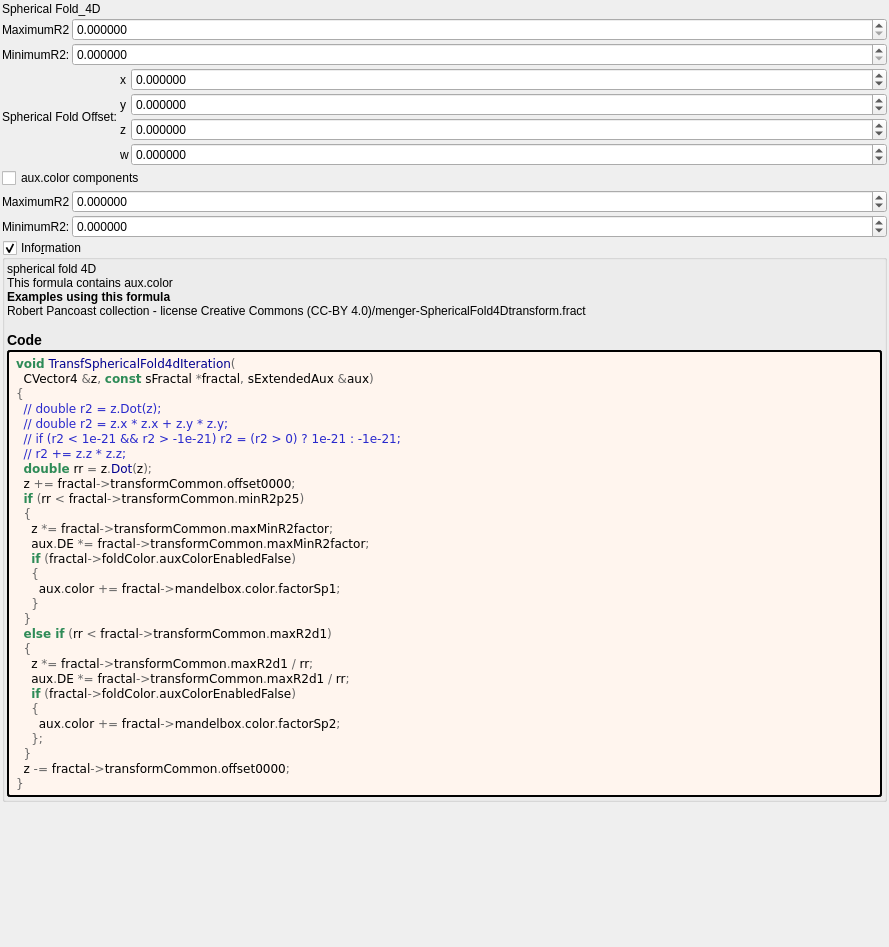
First picture: the form in mandelbulber2/formula/ui/transf_spherical_fold4d.ui, repository irinox-ctrl/mandelbulber2, before the edit.
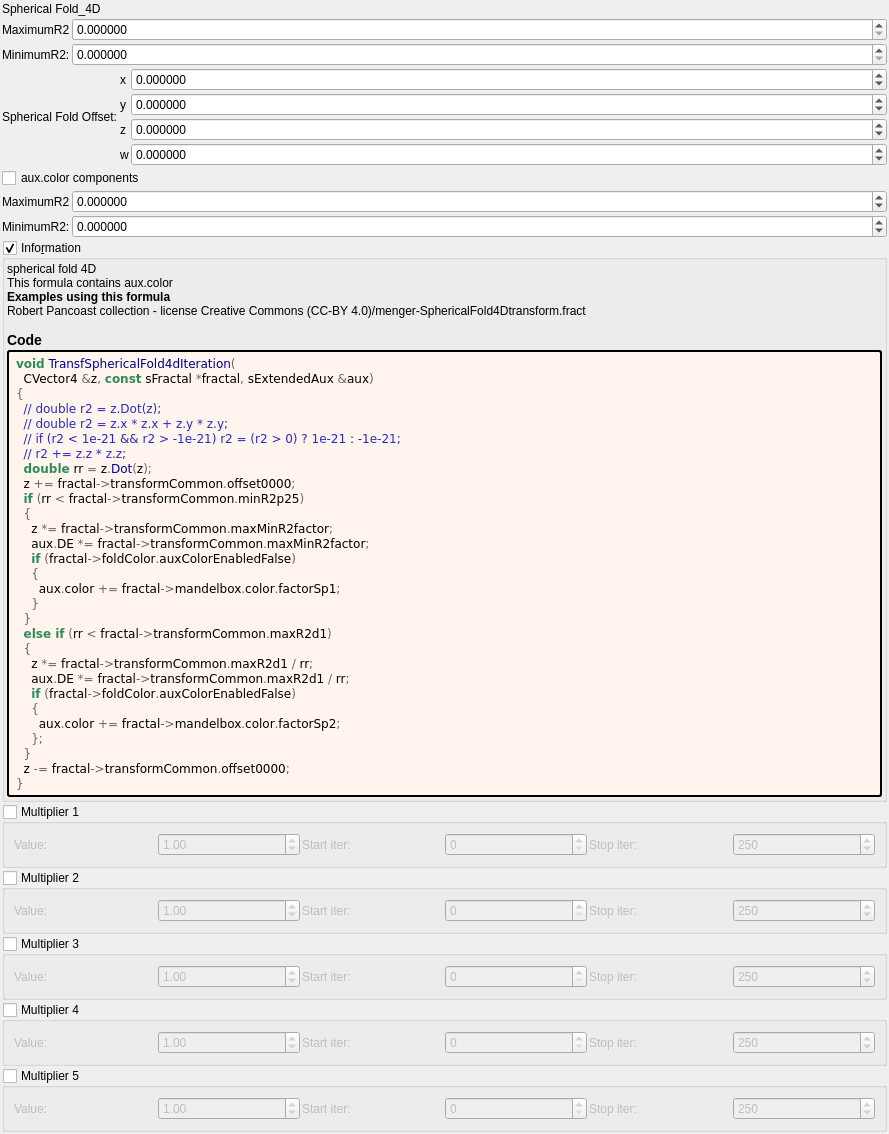
Second picture: the form after the edit. Custom widgets are drawn as their Qt base class.

Commit message:
feat: add 5 general-purpose multipliers to all 1007 fractal formulas
Each multiplier has:
- Checkbox (OFF by default)
- Value spinbox (default 1.0, range -100 to 100)
- Iteration start/stop range

Logic: z *= value; DE *= |value|;

Uses existing transformCommon parameters:
- Checkboxes: functionEnabledBx/By/Bz/Bw/CzFalse
- Values: scale4/5/6/8/16
- Ranges: startIterationsB-F/stopIterationsB-F

Modified 1007 .cpp (CPU), 1006 .cl (GPU), 1023 .ui files.
Both source (formula/) and deploy (deploy/share/) copies updated.

What changed in the file:
```diff
--- a/mandelbulber2/formula/ui/transf_spherical_fold4d.ui
+++ b/mandelbulber2/formula/ui/transf_spherical_fold4d.ui
@@ -449,6 +449,192 @@
      </layout>
     </widget>
    </item>
+   <item>
+    <widget class="MyGroupBox" name="groupCheck_transf_function_enabledBx_false">
+     <property name="title"><string>Multiplier 1</string></property>
+     <property name="checkable"><bool>true</bool></property>
+     <property name="checked"><bool>false</bool></property>
+     <layout class="QGridLayout" name="gridLayout_mult1">
+      <property name="spacing"><number>2</number></property>
+      <item row="0" column="0">
+       <widget class="QLabel"><property name="text"><string>Value:</string></property></widget>
+      </item>
+      <item row="0" column="1">
+       <widget class="MyDoubleSpinBox" name="spinbox_transf_scale_4">
+        <property name="minimum"><double>-100.0</double></property><property name="maximum"><double>100.0</double></property>
+        <property name="singleStep"><double>0.01</double></property><property name="value"><double>1.0</double></property>
+       </widget>
+      </item>
+      <item row="0" column="2">
+       <widget class="QLabel"><property name="text"><string>Start iter:</string></property></widget>
+      </item>
+      <item row="0" column="3">
+       <widget class="MySpinBox" name="spinboxInt_transf_start_iterations_B">
+        <property name="minimum"><number>0</number></property><property name="maximum"><number>10000</number></property>
+        <property name="value"><number>0</number></property>
+       </widget>
+      </item>
+      <item row="0" column="4">
+       <widget class="QLabel"><property name="text"><string>Stop iter:</string></property></widget>
+      </item>
+      <item row="0" column="5">
+       <widget class="MySpinBox" name="spinboxInt_transf_stop_iterations_B">
+        <property name="minimum"><number>0</number></property><property name="maximum"><number>10000</number></property>
+        <property name="value"><number>250</number></property>
+       </widget>
+      </item>
+     </layout>
+    </widget>
+   </item>
+   <item>
+    <widget class="MyGroupBox" name="groupCheck_transf_function_enabledBy_false">
+     <property name="title"><string>Multiplier 2</string></property>
+     <property name="checkable"><bool>true</bool></property>
+     <property name="checked"><bool>false</bool></property>
+     <layout class="QGridLayout" name="gridLayout_mult2">
+      <property name="spacing"><number>2</number></property>
+      <item row="0" column="0">
+       <widget class="QLabel"><property name="text"><string>Value:</string></property></widget>
+      </item>
+      <item row="0" column="1">
+       <widget class="MyDoubleSpinBox" name="spinbox_transf_scale_5">
+        <property name="minimum"><double>-100.0</double></property><property name="maximum"><double>100.0</double></property>
+        <property name="singleStep"><double>0.01</double></property><property name="value"><double>1.0</double></property>
+       </widget>
+      </item>
+      <item row="0" column="2">
+       <widget class="QLabel"><property name="text"><string>Start iter:</string></property></widget>
+      </item>
+      <item row="0" column="3">
+       <widget class="MySpinBox" name="spinboxInt_transf_start_iterations_C">
+        <property name="minimum"><number>0</number></property><property name="maximum"><number>10000</number></property>
+        <property name="value"><number>0</number></property>
+       </widget>
+      </item>
+      <item row="0" column="4">
+       <widget class="QLabel"><property name="text"><string>Stop iter:</string></property></widget>
+      </item>
+      <item row="0" column="5">
+       <widget class="MySpinBox" name="spinboxInt_transf_stop_iterations_C">
+        <property name="minimum"><number>0</number></property><property name="maximum"><number>10000</number></property>
+        <property name="value"><number>250</number></property>
+       </widget>
+      </item>
+     </layout>
+    </widget>
+   </item>
+   <item>
+    <widget class="MyGroupBox" name="groupCheck_transf_function_enabledBz_false">
+     <property name="title"><string>Multiplier 3</string></property>
+     <property name="checkable"><bool>true</bool></property>
+     <property name="checked"><bool>false</bool></property>
+     <layout class="QGridLayout" name="gridLayout_mult3">
+      <property name="spacing"><number>2</number></property>
+      <item row="0" column="0">
+       <widget class="QLabel"><property name="text"><string>Value:</string></property></widget>
+      </item>
+      <item row="0" column="1">
+       <widget class="MyDoubleSpinBox" name="spinbox_transf_scale_6">
+        <property name="minimum"><double>-100.0</double></property><property name="maximum"><double>100.0</double></property>
+        <property name="singleStep"><double>0.01</double></property><property name="value"><double>1.0</double></property>
+       </widget>
+      </item>
+      <item row="0" column="2">
+       <widget class="QLabel"><property name="text"><string>Start iter:</string></property></widget>
+      </item>
+      <item row="0" column="3">
+       <widget class="MySpinBox" name="spinboxInt_transf_start_iterations_D">
+        <property name="minimum"><number>0</number></property><property name="maximum"><number>10000</number></property>
+        <property name="value"><number>0</number></property>
+       </widget>
+      </item>
+      <item row="0" column="4">
+       <widget class="QLabel"><property name="text"><string>Stop iter:</string></property></widget>
+      </item>
+      <item row="0" column="5">
+       <widget class="MySpinBox" name="spinboxInt_transf_stop_iterations_D">
+        <property name="minimum"><number>0</number></property><property name="maximum"><number>10000</number></property>
+        <property name="value"><number>250</number></property>
+       </widget>
+      </item>
+     </layout>
+    </widget>
+   </item>
+   <item>
+    <widget class="MyGroupBox" name="groupCheck_transf_function_enabledBw_false">
+     <property name="title"><string>Multiplier 4</string></property>
+     <property name="checkable"><bool>true</bool></property>
+     <property name="checked"><bool>false</bool></property>
+     <layout class="QGridLayout" name="gridLayout_mult4">
+      <property name="spacing"><number>2</number></property>
+      <item row="0" column="0">
+       <widget class="QLabel"><property name="text"><string>Value:</string></property></widget>
+      </item>
+      <item row="0" column="1">
+       <widget class="MyDoubleSpinBox" name="spinbox_transf_scale_8">
+        <property name="minimum"><double>-100.0</double></property><property name="maximum"><double>100.0</double></property>
+        <property name="singleStep"><double>0.01</double></property><property name="value"><double>1.0</double></property>
+       </widget>
+      </item>
+      <item row="0" column="2">
+       <widget class="QLabel"><property name="text"><string>Start iter:</string></property></widget>
+      </item>
+      <item row="0" column="3">
+       <widget class="MySpinBox" name="spinboxInt_transf_start_iterations_E">
+        <property name="minimum"><number>0</number></property><property name="maximum"><number>10000</number></property>
+        <property name="value"><number>0</number></property>
+       </widget>
+      </item>
+      <item row="0" column="4">
+       <widget class="QLabel"><property name="text"><string>Stop iter:</string></property></widget>
+      </item>
+      <item row="0" column="5">
+       <widget class="MySpinBox" name="spinboxInt_transf_stop_iterations_E">
+        <property name="minimum"><number>0</number></property><property name="maximum"><number>10000</number></property>
+        <property name="value"><number>250</number></property>
+       </widget>
+      </item>
+     </layout>
+    </widget>
+   </item>
+   <item>
+    <widget class="MyGroupBox" name="groupCheck_transf_function_enabledCz_false">
+     <property name="title"><string>Multiplier 5</string></property>
+     <property name="checkable"><bool>true</bool></property>
+     <property name="checked"><bool>false</bool></property>
+     <layout class="QGridLayout" name="gridLayout_mult5">
+      <property name="spacing"><number>2</number></property>
+      <item row="0" column="0">
+       <widget class="QLabel"><property name="text"><string>Value:</string></property></widget>
+      </item>
+      <item row="0" column="1">
+       <widget class="MyDoubleSpinBox" name="spinbox_transf_scale_16">
+        <property name="minimum"><double>-100.0</double></property><property name="maximum"><double>100.0</double></property>
+        <property name="singleStep"><double>0.01</double></property><property name="value"><double>1.0</double></property>
+       </widget>
+      </item>
+      <item row="0" column="2">
+       <widget class="QLabel"><property name="text"><string>Start iter:</string></property></widget>
+      </item>
+      <item row="0" column="3">
+       <widget class="MySpinBox" name="spinboxInt_transf_start_iterations_F">
+        <property name="minimum"><number>0</number></property><property name="maximum"><number>10000</number></property>
+        <property name="value"><number>0</number></property>
+       </widget>
+      </item>
+      <item row="0" column="4">
+       <widget class="QLabel"><property name="text"><string>Stop iter:</string></property></widget>
+      </item>
+      <item row="0" column="5">
+       <widget class="MySpinBox" name="spinboxInt_transf_stop_iterations_F">
+        <property name="minimum"><number>0</number></property><property name="maximum"><number>10000</number></property>
+        <property name="value"><number>250</number></property>
+       </widget>
+      </item>
+     </layout>
+    </widget>
+   </item>
+
    <item>
     <spacer name="verticalSpacer">
      <property name="orientation">
@@ -481,6 +667,11 @@
    <extends>QCheckBox</extends>
    <header>my_check_box.h</header>
   </customwidget>
+   <customwidget>
+   <class>MySpinBox</class>
+   <extends>QSpinBox</extends>
+   <header>my_spin_box.h</header>
+  </customwidget>
  </customwidgets>
  <tabstops>
   <tabstop>spinbox_transf_maxR2_1</tabstop>
```
The commit also changes 3972 other files.
